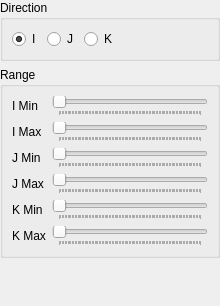
Qt form libs/post/post3d/post3dwindowfacesettingeditwidget.ui (i-RIC/prepost-gui) before a commit.
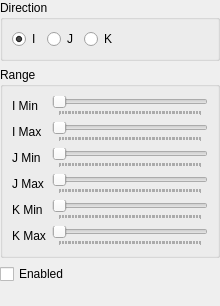
The same form after that commit. Custom widgets are drawn as their Qt base class.

Commit message: Bug fix: checkbox state is note restored properly for post3d window contour and arrow. #1286

Patch:
```diff
--- a/libs/post/post3d/post3dwindowfacesettingeditwidget.ui
+++ b/libs/post/post3d/post3dwindowfacesettingeditwidget.ui
@@ -213,6 +213,13 @@
      </layout>
     </widget>
    </item>
+   <item>
+    <widget class="QCheckBox" name="enabledCheckBox">
+     <property name="text">
+      <string>Enabled</string>
+     </property>
+    </widget>
+   </item>
    <item>
     <spacer name="verticalSpacer">
      <property name="orientation">
```
The commit also changes 6 other files.
